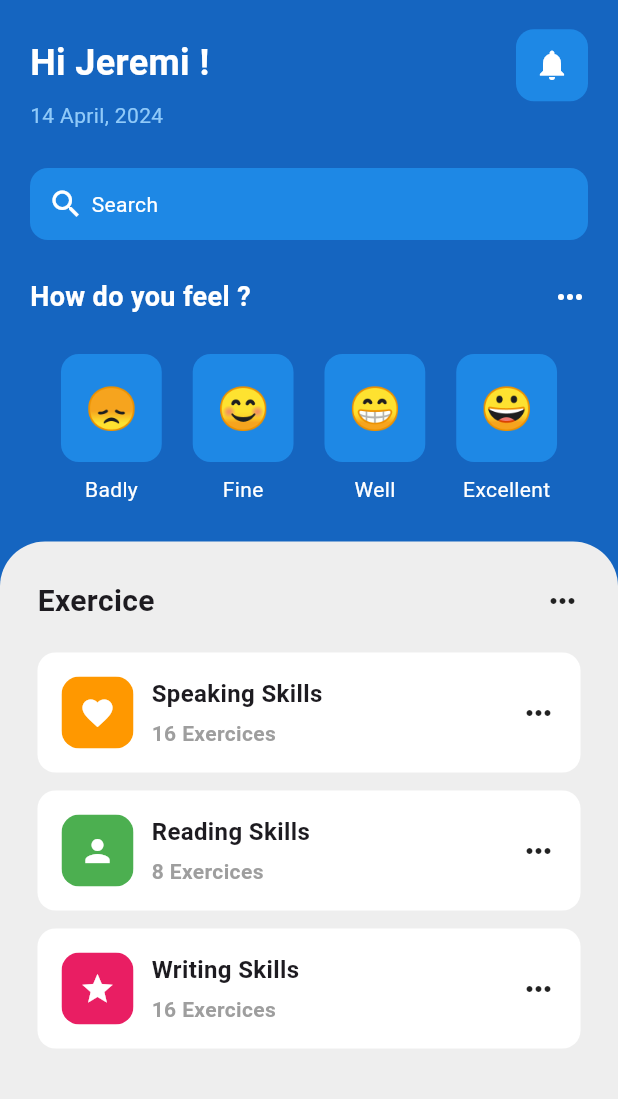
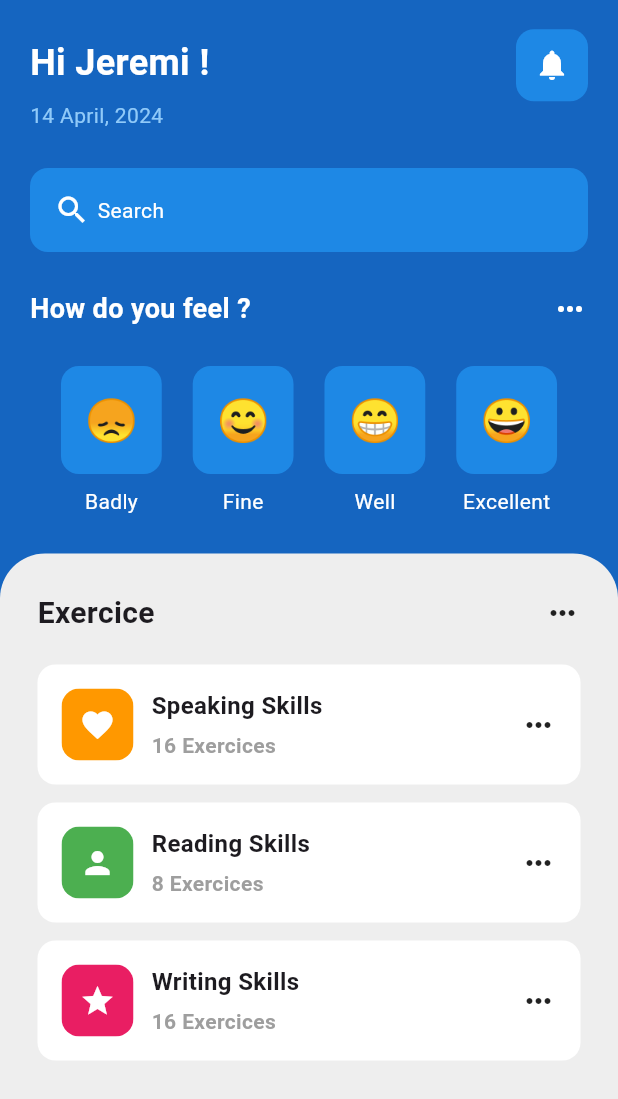
Before and after one commit to Jeremi-Koloma/mentalhealthapp, a Flutter app: the screen it shows after launch, on a phone screen of 412 x 824 dp. Shown: the top 1099 px of the screen. Run offline on Flutter 3.47's test engine with Material 3 defaults, Android fonts, the phone set to English and light mode, and no system bars.

```diff
--- a/lib/pages/home/home_page.dart
+++ b/lib/pages/home/home_page.dart
@@ -71,7 +71,7 @@ class _HomePageState extends State<HomePage> {
                       borderRadius: BorderRadius.circular(12.0),
                     ),
                     child: const Padding(
-                      padding: EdgeInsets.all(12.0),
+                      padding: EdgeInsets.all(16.0),
                       child: Row(
                         children: [
                           Icon(
```
